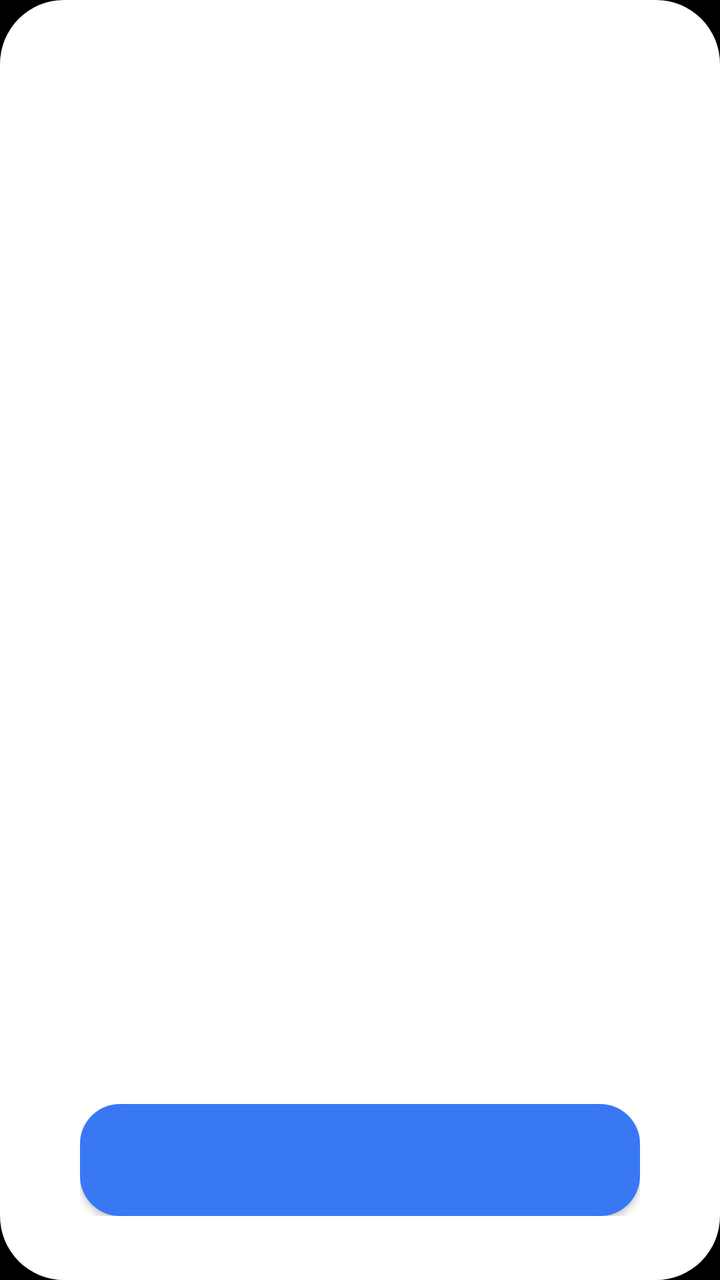
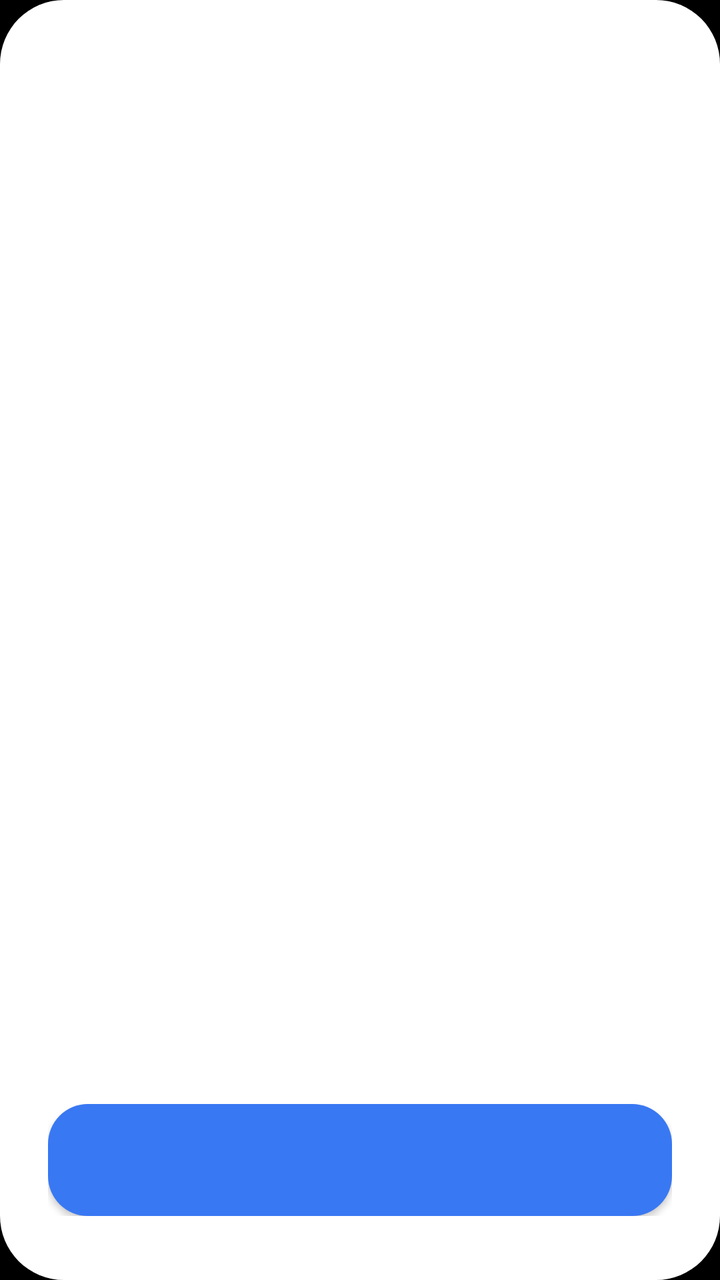

Before-and-after screenshots of an Android layout around one commit, followed by the original layout XML and the change that was made.
<!-- AndroidManifest.xml: another module's application theme Theme.INMOClaw -->
<!-- res/layout/dialog_common_message.xml -->
<?xml version="1.0" encoding="utf-8"?>
<FrameLayout xmlns:android="http://schemas.android.com/apk/res/android"
    android:layout_width="match_parent"
    android:layout_height="match_parent">

    <LinearLayout
        android:layout_width="match_parent"
        android:layout_height="match_parent"
        android:background="@drawable/bg_common_dialog_surface"
        android:gravity="center_horizontal"
        android:orientation="vertical"
        android:paddingStart="40dp"
        android:paddingTop="32dp"
        android:paddingEnd="40dp"
        android:paddingBottom="32dp">

        <LinearLayout
            android:id="@+id/textContainer"
            android:layout_width="match_parent"
            android:layout_height="0dp"
            android:layout_weight="1"
            android:gravity="center"
            android:orientation="vertical">

            <TextView
                android:id="@+id/titleText"
                android:layout_width="match_parent"
                android:layout_height="wrap_content"
                android:gravity="center"
                android:textColor="@color/common_dialog_title"
                android:textSize="20sp"
                android:textStyle="bold" />

            <TextView
                android:id="@+id/messageText"
                android:layout_width="match_parent"
                android:layout_height="wrap_content"
                android:layout_marginTop="16dp"
                android:gravity="center"
                android:lineSpacingExtra="4dp"
                android:textColor="@color/common_dialog_message"
                android:textSize="16sp"
                android:visibility="gone" />
        </LinearLayout>

        <LinearLayout
            android:id="@+id/buttonContainer"
            android:layout_width="match_parent"
            android:layout_height="wrap_content"
            android:gravity="center"
            android:orientation="horizontal">

            <androidx.appcompat.widget.AppCompatButton
                android:id="@+id/negativeButton"
                android:layout_width="0dp"
                android:layout_height="56dp"
                android:layout_marginEnd="12dp"
                android:layout_weight="1"
                android:background="@drawable/bg_common_dialog_button_secondary"
                android:fontFamily="sans-serif-medium"
                android:paddingStart="16dp"
                android:paddingEnd="16dp"
                android:textAllCaps="false"
                android:textColor="@color/common_dialog_button_secondary_text"
                android:textSize="18sp"
                android:visibility="gone" />

            <androidx.appcompat.widget.AppCompatButton
                android:id="@+id/positiveButton"
                android:layout_width="0dp"
                android:layout_height="56dp"
                android:layout_weight="1"
                android:background="@drawable/bg_common_dialog_button_primary"
                android:fontFamily="sans-serif-medium"
                android:paddingStart="16dp"
                android:paddingEnd="16dp"
                android:textAllCaps="false"
                android:textColor="@color/common_dialog_button_primary_text"
                android:textSize="18sp" />
        </LinearLayout>
    </LinearLayout>
</FrameLayout>
<!-- resources referenced by this layout -->
<resources>
  <color name="common_dialog_button_primary_text">#FFFFFFFF</color>
  <color name="common_dialog_button_secondary_text">#FF000000</color>
  <color name="common_dialog_message">#7A000000</color>
  <color name="common_dialog_title">#FF000000</color>
  <!-- drawable bg_common_dialog_button_primary (drawable) -->
  <?xml version="1.0" encoding="utf-8"?>
  <shape xmlns:android="http://schemas.android.com/apk/res/android">
      <solid android:color="@color/common_dialog_button_primary" />
      <corners android:radius="20dp" />
  </shape>
  <!-- drawable bg_common_dialog_button_secondary (drawable) -->
  <?xml version="1.0" encoding="utf-8"?>
  <shape xmlns:android="http://schemas.android.com/apk/res/android">
      <solid android:color="@color/common_dialog_button_secondary" />
      <corners android:radius="20dp" />
  </shape>
  <!-- drawable bg_common_dialog_surface (drawable) -->
  <?xml version="1.0" encoding="utf-8"?>
  <shape xmlns:android="http://schemas.android.com/apk/res/android">
      <solid android:color="@color/common_dialog_surface" />
      <corners android:radius="32dp" />
  </shape>
  <style name="Theme.INMOClaw" parent="Base.Theme.INMOClaw" />
  <color name="common_dialog_button_primary">#FF3978F3</color>
  <color name="common_dialog_button_secondary">#FFF2F2F2</color>
  <color name="common_dialog_surface">#FFFFFFFF</color>
  <style name="Base.Theme.INMOClaw" parent="Theme.Material3.DayNight.NoActionBar">
          
          <item name="android:defaultFocusHighlightEnabled" tools:targetApi="o">false</item>
          <item name="android:statusBarColor">@android:color/transparent</item>
          <item name="android:windowLightStatusBar">true</item>
          <item name="colorPrimary">@color/brand_primary</item>
          <item name="android:colorBackground">@color/black</item>
          <item name="android:windowBackground">@color/black</item>
      </style>
  <color name="brand_primary">#3978F3</color>
  <color name="black">#FF000000</color>
</resources>

<!-- the commit's change to res/layout/dialog_common_message.xml (unified diff, before → after) -->
@@ -9,9 +9,9 @@
         android:background="@drawable/bg_common_dialog_surface"
         android:gravity="center_horizontal"
         android:orientation="vertical"
-        android:paddingStart="40dp"
+        android:paddingStart="24dp"
         android:paddingTop="32dp"
-        android:paddingEnd="40dp"
+        android:paddingEnd="24dp"
         android:paddingBottom="32dp">
 
         <LinearLayout
@@ -27,6 +27,7 @@
                 android:layout_width="match_parent"
                 android:layout_height="wrap_content"
                 android:gravity="center"
+                android:maxLines="2"
                 android:textColor="@color/common_dialog_title"
                 android:textSize="20sp"
                 android:textStyle="bold" />
<!-- resource entries referenced after the edit -->
@@ -30,7 +30,7 @@
           
           <item name="android:defaultFocusHighlightEnabled" tools:targetApi="o">false</item>
           <item name="android:statusBarColor">@android:color/transparent</item>
-          <item name="android:windowLightStatusBar">true</item>
+          <item name="android:windowLightStatusBar">false</item>
           <item name="colorPrimary">@color/brand_primary</item>
           <item name="android:colorBackground">@color/black</item>
           <item name="android:windowBackground">@color/black</item>
